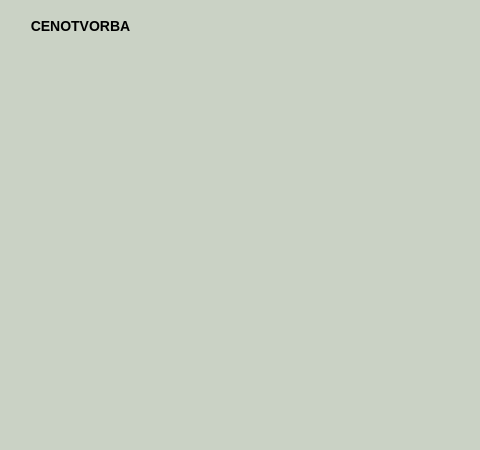
Old version of the form source/code/main.ui in the repository tomas-magat/camels-eshop-infosystem; both pictures show x 320 to 800 and y 0 to 450 of the 800 by 450 pixel window.
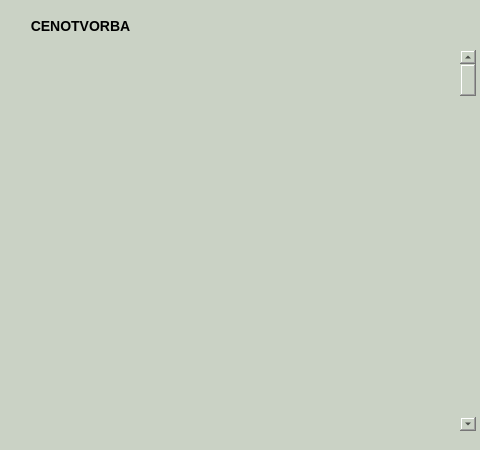
New version of the form. The open tabs and pages were chosen to show the change. Icons and pictures are not drawn.

Commit message: developing modul_cenotvorba

What changed in the file:
```diff
--- a/source/code/main.ui
+++ b/source/code/main.ui
@@ -1223,6 +1223,19 @@
        <set>Qt::AlignCenter</set>
       </property>
      </widget>
+     <widget class="QScrollBar" name="verticalScrollBar">
+      <property name="geometry">
+       <rect>
+        <x>780</x>
+        <y>50</y>
+        <width>16</width>
+        <height>381</height>
+       </rect>
+      </property>
+      <property name="orientation">
+       <enum>Qt::Vertical</enum>
+      </property>
+     </widget>
     </widget>
     <widget class="QWidget" name="sklad">
      <widget class="QWidget" name="left_2" native="true">
```
Left out of the diff: 18 changed lines with no effect on the pictures. The commit also changes 1 other file.
